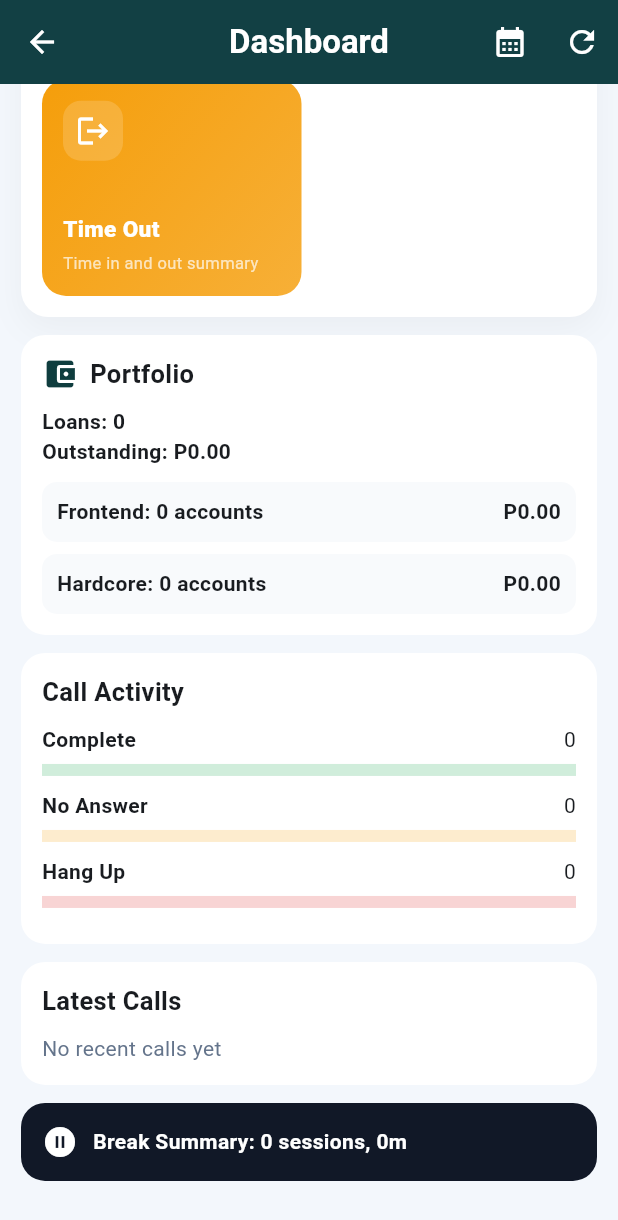
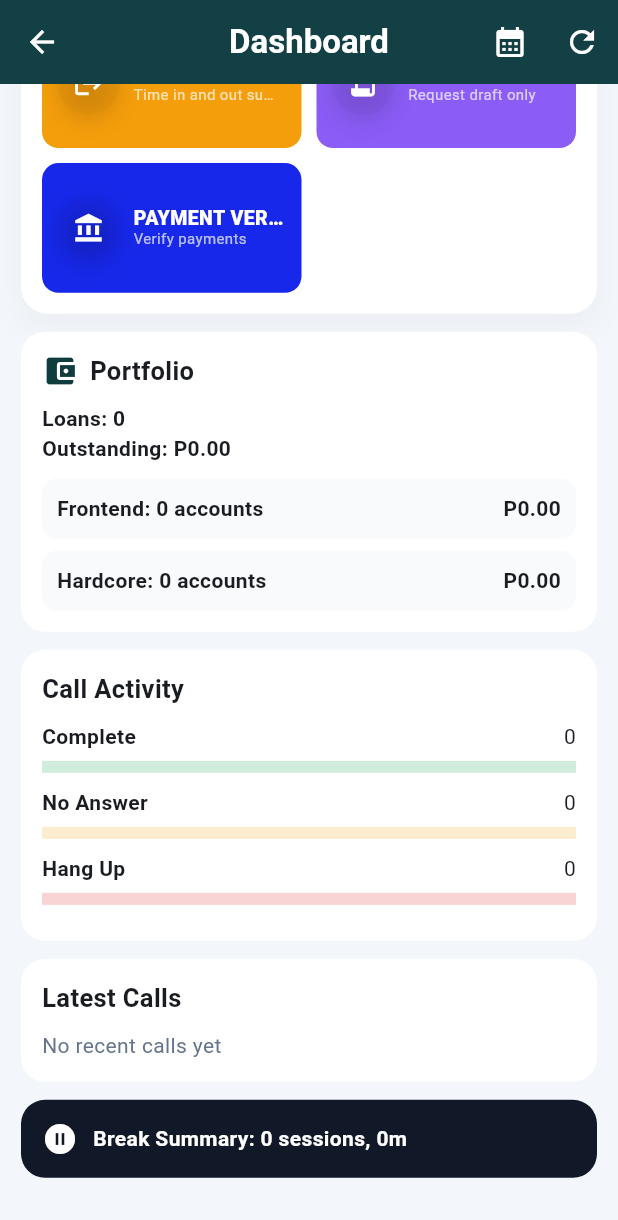
Before and after one commit to SeJoshuamahinay/AutoMatic-Dialer, a Flutter app: the DashboardView screen opened directly, scrolled down 576 dp, on a phone screen of 412 x 824 dp. Shown: the top 1220 px of the screen. Run offline on Flutter 3.47's test engine with Material 3 defaults, Android fonts, the phone set to English and light mode, and no system bars; our stand-ins replace drift, equatable, flutter_bloc, flutter_dotenv, flutter_secure_storage, geolocator and 4 more; missing offline and left inert: flutter_phone_direct_caller, sqlite3; accounts and stored records are empty; generated files the repository leaves out were written again.

Commit message:
Feat: Refactor buttns added newbuttons

```diff
--- a/lib/views/dashboard_view.dart
+++ b/lib/views/dashboard_view.dart
@@ -198,7 +198,7 @@ class _DashboardViewState extends State<DashboardView> {
             crossAxisCount: 2,
             crossAxisSpacing: 10,
             mainAxisSpacing: 10,
-            childAspectRatio: 1.2,
+            childAspectRatio: 2.0,
             shrinkWrap: true,
             physics: const NeverScrollableScrollPhysics(),
             children: [
@@ -222,6 +222,20 @@ class _DashboardViewState extends State<DashboardView> {
                 icon: Icons.logout,
                 color: const Color(0xFFF59E0B),
                 onTap: _openTimeOutPage,
+              ),
+              _quickActionCard(
+                title: 'Reimbursements',
+                subtitle: 'Request draft only',
+                icon: Icons.receipt_long,
+                color: const Color(0xFF8B5CF6),
+                onTap: _openReimbursementActionSheet,
+              ),
+              _quickActionCard(
+                title: 'Payment Verification',
+                subtitle: 'Verify payments',
+                icon: Icons.account_balance,
+                color: const Color.fromARGB(255, 23, 40, 234),
+                onTap: _openReimbursementActionSheet,
               ),
               //for release in v1.2.0
               // _quickActionCard(
@@ -247,46 +261,74 @@ class _DashboardViewState extends State<DashboardView> {
   }) {
     return InkWell(
       onTap: onTap,
-      borderRadius: BorderRadius.circular(16),
+      borderRadius: BorderRadius.circular(11),
       child: Container(
-        padding: const EdgeInsets.all(14),
+        padding: const EdgeInsets.symmetric(horizontal: 10, vertical: 8),
         decoration: BoxDecoration(
-          gradient: LinearGradient(
-            colors: [color, color.withValues(alpha: 0.82)],
-            begin: Alignment.topLeft,
-            end: Alignment.bottomRight,
+          color: color,
+          borderRadius: BorderRadius.circular(11),
         ),
-          borderRadius: BorderRadius.circular(16),
-        ),
-        child: Column(
-          crossAxisAlignment: CrossAxisAlignment.start,
-          mainAxisAlignment: MainAxisAlignment.spaceBetween,
+        child: Row(
           children: [
             Container(
-              padding: const EdgeInsets.all(8),
+              width: 42,
+              height: 42,
               decoration: BoxDecoration(
-                color: Colors.white.withValues(alpha: 0.16),
-                borderRadius: BorderRadius.circular(12),
+                shape: BoxShape.circle,
+                color: const Color.fromARGB(
+                  255,
+                  0,
+                  0,
+                  0,
+                ).withValues(alpha: 0.02),
+                boxShadow: [
+                  BoxShadow(
+                    color: const Color.fromARGB(
+                      255,
+                      0,
+                      0,
+                      0,
+                    ).withValues(alpha: 0.12),
+                    blurRadius: 12,
+                    offset: const Offset(0, 4),
                   ),
-              child: Icon(icon, color: Colors.white),
+                ],
               ),
-            Column(
+              child: Icon(icon, color: Colors.white, size: 21),
+            ),
+
+            const SizedBox(width: 9),
+
+            Expanded(
+              child: Column(
+                mainAxisAlignment: MainAxisAlignment.center,
                 crossAxisAlignment: CrossAxisAlignment.start,
                 children: [
                   Text(
-                  title,
+                    title.toUpperCase(),
+                    maxLines: 1,
+                    overflow: TextOverflow.ellipsis,
                     style: const TextStyle(
                       color: Colors.white,
-                    fontSize: 15,
-                    fontWeight: FontWeight.w800,
+                      fontSize: 13,
+                      fontWeight: FontWeight.w900,
+                      letterSpacing: 0.3,
+                      height: 1.0,
                     ),
                   ),
-                const SizedBox(height: 4),
+                  const SizedBox(height: 3),
                   Text(
                     subtitle,
-                  style: const TextStyle(color: Colors.white70, fontSize: 11),
+                    maxLines: 1,
+                    overflow: TextOverflow.ellipsis,
+                    style: const TextStyle(
+                      color: Colors.white70,
+                      fontSize: 10,
+                      height: 1.0,
+                    ),
                   ),
                 ],
+              ),
             ),
           ],
         ),
--- a/pubspec.yaml
+++ b/pubspec.yaml
@@ -16,7 +16,7 @@ publish_to: 'none' # Remove this line if you wish to publish to pub.dev
 # https://developer.apple.com/library/archive/documentation/General/Reference/InfoPlistKeyReference/Articles/CoreFoundationKeys.html
 # In Windows, build-name is used as the major, minor, and patch parts
 # of the product and file versions while build-number is used as the build suffix.
-version: 1.3.1+5
+version: 1.3.3+7
 
 environment:
   sdk: ^3.8.1
```
Lines whose indentation alone changed are shown as unchanged.
